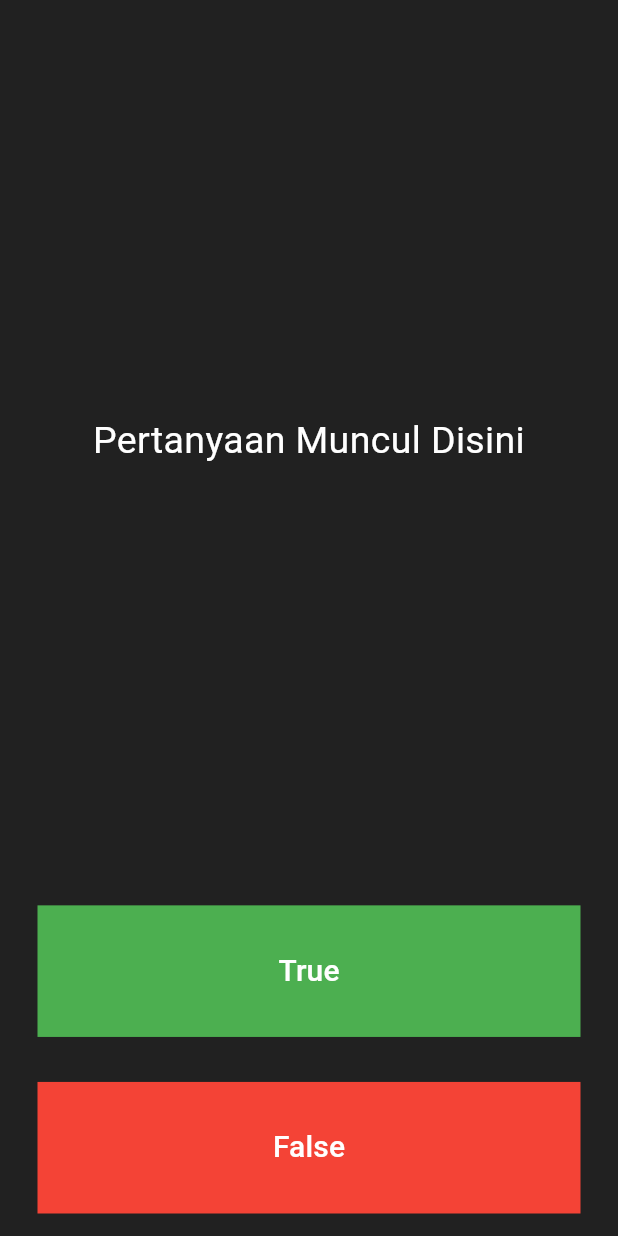
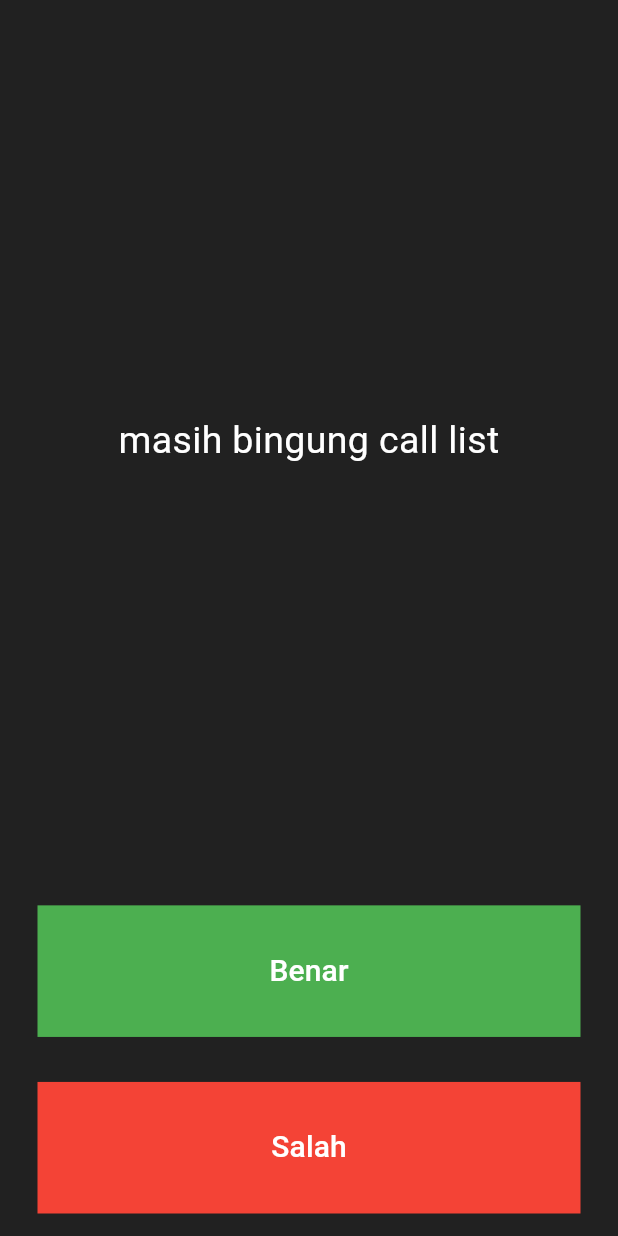
Before and after one commit to Haldiant/quizzler_flutter, a Flutter app: the screen it shows after launch, on a phone screen of 412 x 824 dp. Run offline on Flutter 3.47's test engine with Material 3 defaults, Android fonts, the phone set to English and light mode, and no system bars; missing offline and left inert: dart:html.

Commit message:
call list string masih gagal

```diff
--- a/lib/main.dart
+++ b/lib/main.dart
@@ -1,3 +1,5 @@
+import 'dart:html';
+
 import 'package:flutter/material.dart';
 
 void main() {
@@ -31,6 +33,14 @@ class QuizPage extends StatefulWidget {
 }
 
 class _QuizPageState extends State<QuizPage> {
+  List<Widget> scoreKeeper = [];
+
+  List<String> questions = [
+    'you can lead a cow downstairs but not upstairs.',
+    'Approximately one quarter of human bone are in the feet.',
+    'A Slug\'s blood is green',
+  ];
+
   @override
   Widget build(BuildContext context) {
     return Center(
@@ -44,7 +54,7 @@ class _QuizPageState extends State<QuizPage> {
               padding: EdgeInsets.all(10.0),
               child: Center(
                 child: Text(
-                  'Pertanyaan Muncul Disini',
+                  'masih bingung call list',
                   textAlign: TextAlign.center,
                   style: TextStyle(color: Colors.white, fontSize: 25.0),
                 ),
@@ -55,7 +65,7 @@ class _QuizPageState extends State<QuizPage> {
             child: Padding(
               padding: const EdgeInsets.all(15.0),
               child: TextButton(
-                onPressed: null,
+                onPressed: () {},
                 style: TextButton.styleFrom(
                   backgroundColor: Colors.green,
                   shape: const RoundedRectangleBorder(
@@ -63,7 +73,7 @@ class _QuizPageState extends State<QuizPage> {
                   ),
                 ),
                 child: const Text(
-                  'True',
+                  'Benar',
                   style: TextStyle(color: Colors.white, fontSize: 20.0),
                 ),
               ),
@@ -73,7 +83,7 @@ class _QuizPageState extends State<QuizPage> {
             child: Padding(
               padding: const EdgeInsets.all(15.0),
               child: TextButton(
-                onPressed: null,
+                onPressed: () {},
                 style: TextButton.styleFrom(
                   backgroundColor: Colors.red,
                   shape: const RoundedRectangleBorder(
@@ -81,12 +91,13 @@ class _QuizPageState extends State<QuizPage> {
                   ),
                 ),
                 child: const Text(
-                  'False',
+                  'Salah',
                   style: TextStyle(color: Colors.white, fontSize: 20.0),
                 ),
               ),
             ),
-          )
+          ),
+          Row(children: scoreKeeper)
         ],
       ),
     );
```
